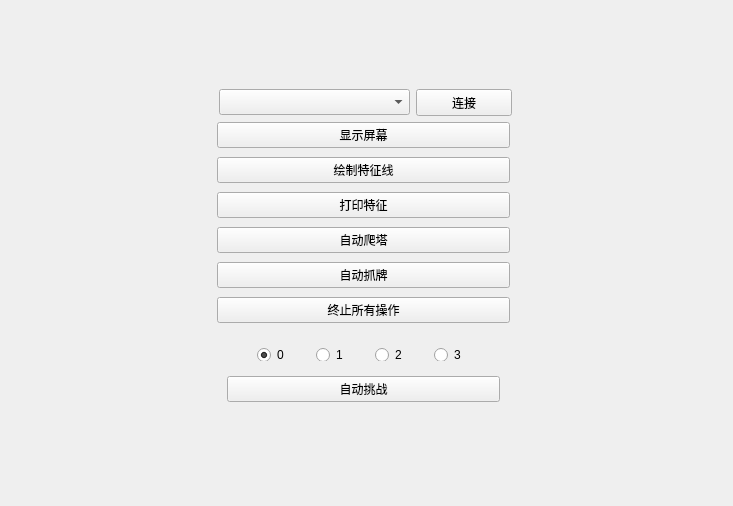
Old version of the form src/plugin/afk_helper/pages/main/afk_main.ui in the repository objcat/test-python.
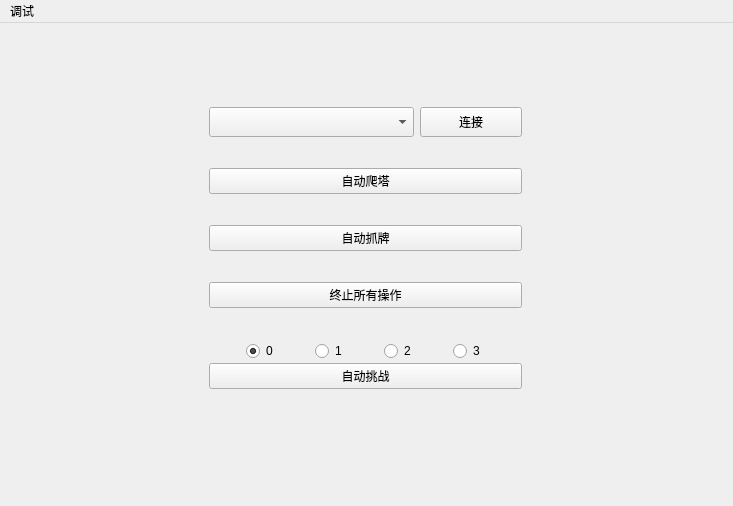
New version of the form.

```diff
--- a/src/plugin/afk_helper/pages/main/afk_main.ui
+++ b/src/plugin/afk_helper/pages/main/afk_main.ui
@@ -14,69 +14,32 @@
    <string>MainWindow</string>
   </property>
   <widget class="QWidget" name="centralwidget">
-   <widget class="QFrame" name="frame">
+   <widget class="QFrame" name="gridFrame">
     <property name="geometry">
      <rect>
-      <x>208</x>
-      <y>110</y>
-      <width>311</width>
-      <height>231</height>
+      <x>200</x>
+      <y>50</y>
+      <width>331</width>
+      <height>351</height>
      </rect>
     </property>
-    <layout class="QVBoxLayout" name="verticalLayout">
-     <item>
-      <widget class="QPushButton" name="show_screen_cut_btn">
-       <property name="text">
-        <string>显示屏幕</string>
-       </property>
-      </widget>
-     </item>
-     <item>
-      <widget class="QPushButton" name="draw_sift_line_btn">
-       <property name="text">
-        <string>绘制特征线</string>
-       </property>
-      </widget>
-     </item>
-     <item>
-      <widget class="QPushButton" name="print_distance_btn">
-       <property name="text">
-        <string>打印特征</string>
-       </property>
-      </widget>
-     </item>
-     <item>
+    <layout class="QGridLayout" name="gridLayout">
+     <item row="1" column="0">
       <widget class="QPushButton" name="auto_tower_btn">
        <property name="text">
         <string>自动爬塔</string>
        </property>
       </widget>
      </item>
-     <item>
+     <item row="2" column="0">
       <widget class="QPushButton" name="auto_pai">
        <property name="text">
         <string>自动抓牌</string>
        </property>
       </widget>
      </item>
-     <item>
-      <widget class="QPushButton" name="stop_all_btn">
-       <property name="text">
-        <string>终止所有操作</string>
-       </property>
-      </widget>
-     </item>
-    </layout>
-   </widget>
+     <item row="0" column="0">
    <widget class="QFrame" name="frame">
-    <property name="geometry">
-     <rect>
-      <x>210</x>
-      <y>80</y>
-      <width>311</width>
-      <height>39</height>
-     </rect>
-    </property>
     <property name="sizePolicy">
      <sizepolicy hsizetype="Preferred" vsizetype="Expanding">
       <horstretch>0</horstretch>
@@ -86,10 +49,22 @@
     <property name="maximumSize">
      <size>
       <width>16777215</width>
-      <height>150</height>
+         <height>30</height>
      </size>
     </property>
     <layout class="QHBoxLayout" name="horizontalLayout">
+        <property name="leftMargin">
+         <number>0</number>
+        </property>
+        <property name="topMargin">
+         <number>0</number>
+        </property>
+        <property name="rightMargin">
+         <number>0</number>
+        </property>
+        <property name="bottomMargin">
+         <number>0</number>
+        </property>
      <item>
       <widget class="QComboBox" name="device_combo_box">
        <property name="sizePolicy">
@@ -127,22 +102,65 @@
      </item>
     </layout>
    </widget>
+     </item>
+     <item row="3" column="0">
+      <widget class="QPushButton" name="stop_all_btn">
+       <property name="text">
+        <string>终止所有操作</string>
+       </property>
+      </widget>
+     </item>
+     <item row="4" column="0">
    <widget class="QFrame" name="frame">
-    <property name="geometry">
-     <rect>
-      <x>218</x>
-      <y>330</y>
-      <width>291</width>
-      <height>81</height>
-     </rect>
+       <property name="maximumSize">
+        <size>
+         <width>16777215</width>
+         <height>50</height>
+        </size>
     </property>
     <layout class="QVBoxLayout" name="verticalLayout_2">
+        <property name="spacing">
+         <number>0</number>
+        </property>
+        <property name="leftMargin">
+         <number>0</number>
+        </property>
+        <property name="topMargin">
+         <number>0</number>
+        </property>
+        <property name="rightMargin">
+         <number>0</number>
+        </property>
+        <property name="bottomMargin">
+         <number>0</number>
+        </property>
      <item>
       <widget class="QFrame" name="frame">
+          <property name="maximumSize">
+           <size>
+            <width>16777215</width>
+            <height>30</height>
+           </size>
+          </property>
        <layout class="QHBoxLayout" name="horizontalLayout_2">
+           <property name="spacing">
+            <number>0</number>
+           </property>
         <property name="sizeConstraint">
          <enum>QLayout::SetDefaultConstraint</enum>
         </property>
+           <property name="leftMargin">
+            <number>0</number>
+           </property>
+           <property name="topMargin">
+            <number>0</number>
+           </property>
+           <property name="rightMargin">
+            <number>0</number>
+           </property>
+           <property name="bottomMargin">
+            <number>0</number>
+           </property>
         <item>
          <widget class="QRadioButton" name="radio0">
           <property name="sizePolicy">
@@ -213,7 +231,44 @@
      </item>
     </layout>
    </widget>
-  </widget>
+     </item>
+    </layout>
+   </widget>
+  </widget>
+  <widget class="QMenuBar" name="menuBar">
+   <property name="geometry">
+    <rect>
+     <x>0</x>
+     <y>0</y>
+     <width>733</width>
+     <height>23</height>
+    </rect>
+   </property>
+   <widget class="QMenu" name="menu">
+    <property name="title">
+     <string>调试</string>
+    </property>
+    <addaction name="show_screen_action"/>
+    <addaction name="draw_sift_line_action"/>
+    <addaction name="print_distance_action"/>
+   </widget>
+   <addaction name="menu"/>
+  </widget>
+  <action name="show_screen_action">
+   <property name="text">
+    <string>显示屏幕</string>
+   </property>
+  </action>
+  <action name="draw_sift_line_action">
+   <property name="text">
+    <string>绘制特征线</string>
+   </property>
+  </action>
+  <action name="print_distance_action">
+   <property name="text">
+    <string>打印特征</string>
+   </property>
+  </action>
  </widget>
  <resources/>
  <connections/>
```
Lines whose indentation alone changed are shown as unchanged.
